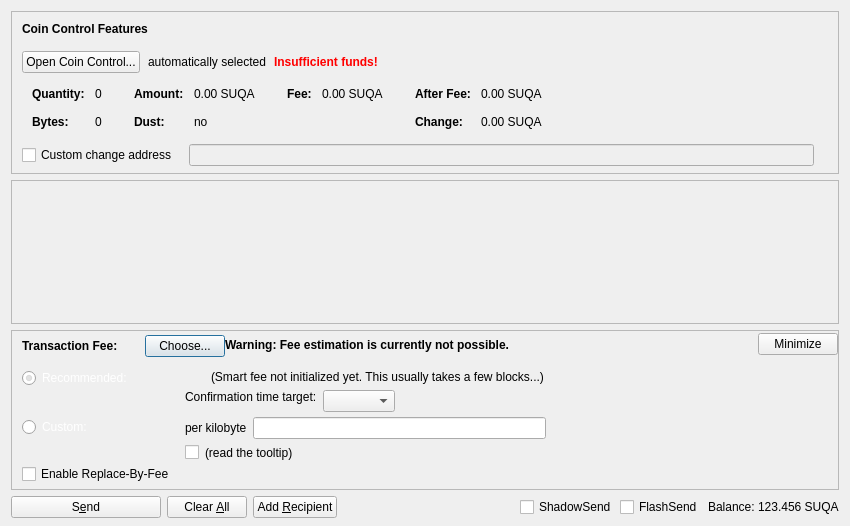
Old version of the form src/qt/forms/sendcoinsdialog.ui in the repository barrystyle/SUQA-0.17.1.
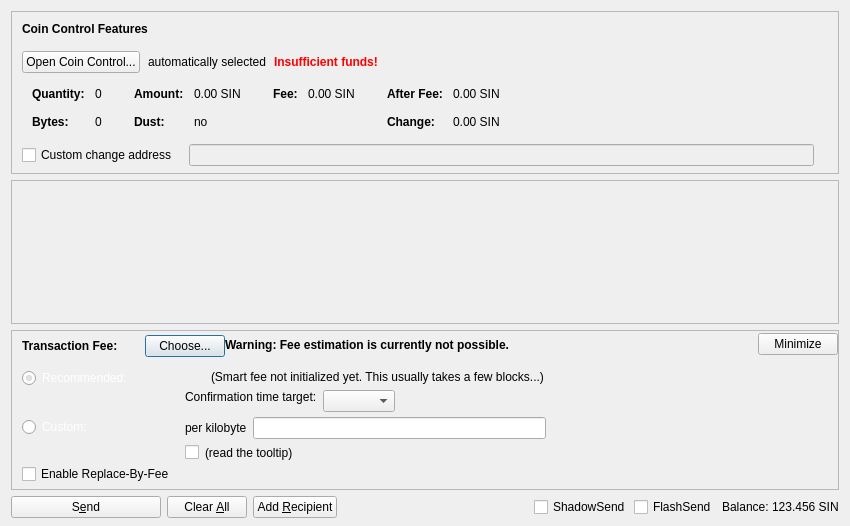
New version of the form. Icons and pictures are not drawn. Custom widgets are drawn as their Qt base class.

Patch:
```diff
--- a/src/qt/forms/sendcoinsdialog.ui
+++ b/src/qt/forms/sendcoinsdialog.ui
@@ -324,7 +324,7 @@
                   <enum>Qt::ActionsContextMenu</enum>
                  </property>
                  <property name="text">
-                  <string notr="true">0.00 SUQA</string>
+                  <string notr="true">0.00 SIN</string>
                  </property>
                  <property name="textInteractionFlags">
                   <set>Qt::LinksAccessibleByMouse|Qt::TextSelectableByKeyboard|Qt::TextSelectableByMouse</set>
@@ -404,7 +404,7 @@
                   <enum>Qt::ActionsContextMenu</enum>
                  </property>
                  <property name="text">
-                  <string notr="true">0.00 SUQA</string>
+                  <string notr="true">0.00 SIN</string>
                  </property>
                  <property name="textInteractionFlags">
                   <set>Qt::LinksAccessibleByMouse|Qt::TextSelectableByKeyboard|Qt::TextSelectableByMouse</set>
@@ -455,7 +455,7 @@
                   <enum>Qt::ActionsContextMenu</enum>
                  </property>
                  <property name="text">
-                  <string notr="true">0.00 SUQA</string>
+                  <string notr="true">0.00 SIN</string>
                  </property>
                  <property name="textInteractionFlags">
                   <set>Qt::LinksAccessibleByMouse|Qt::TextSelectableByKeyboard|Qt::TextSelectableByMouse</set>
@@ -484,7 +484,7 @@
                   <enum>Qt::ActionsContextMenu</enum>
                  </property>
                  <property name="text">
-                  <string notr="true">0.00 SUQA</string>
+                  <string notr="true">0.00 SIN</string>
                  </property>
                  <property name="textInteractionFlags">
                   <set>Qt::LinksAccessibleByMouse|Qt::TextSelectableByKeyboard|Qt::TextSelectableByMouse</set>
@@ -1298,7 +1298,7 @@
           <cursorShape>IBeamCursor</cursorShape>
          </property>
          <property name="text">
-          <string notr="true">123.456 SUQA</string>
+          <string notr="true">123.456 SIN</string>
          </property>
          <property name="textInteractionFlags">
           <set>Qt::LinksAccessibleByMouse|Qt::TextSelectableByKeyboard|Qt::TextSelectableByMouse</set>
```
Left out of the diff: 12 changed lines with no effect on the pictures.
